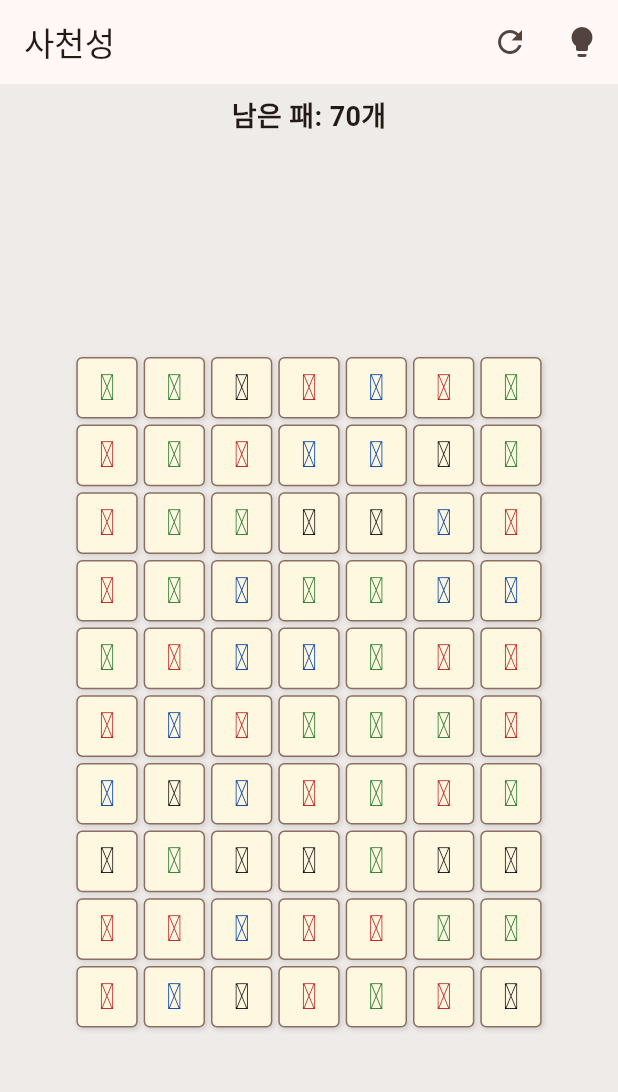
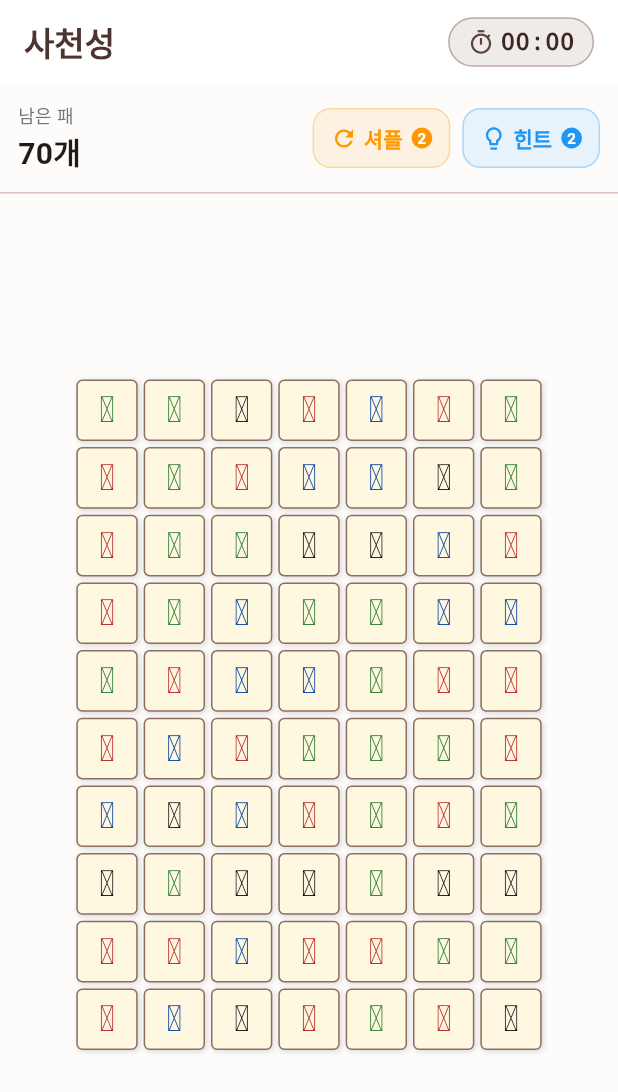
Before and after one commit to joyfoxg/sacheonseong, a Flutter app: the GameScreen screen opened directly, on a phone screen of 412 x 824 dp. Shown: the top 1092 px of the screen. Run offline on Flutter 3.47's test engine with Material 3 defaults, Android fonts, the phone set to English and light mode, and no system bars; our stand-ins replace audioplayers.

Commit message:
v1.0.0+2: 실시간 타이머, 아이템 버튼 디자인 및 횟수 제한 수정

```diff
--- a/lib/game_screen.dart
+++ b/lib/game_screen.dart
@@ -28,9 +28,14 @@ class _GameScreenState extends State<GameScreen> {
   // 상태 관리
   String _state = 'preparing'; // preparing, playing, finished
 
-  // 아이템
-  int _hintCount = 3;
-  int _shuffleCount = 3;
+  // 아이템 (최대 2회)
+  int _hintCount = 2;
+  int _shuffleCount = 2;
+
+  // 타이머 및 시간 측정
+  Stopwatch _stopwatch = Stopwatch();
+  Timer? _timer;
+  String _elapsedTime = "00:00";
 
   Timer? _pathClearTimer;
 
@@ -54,10 +59,31 @@ class _GameScreenState extends State<GameScreen> {
         retry++;
       }
       _state = 'playing';
-      _hintCount = 3;
-      _shuffleCount = 3;
+      _hintCount = 2;
+      _shuffleCount = 2;
       _selectedIndex = -1;
       _selectedPath = null;
+
+      // 타이머 초기화 및 시작
+      _stopwatch.reset();
+      _stopwatch.start();
+      _startTimer();
+    });
+  }
+
+  void _startTimer() {
+    _timer?.cancel();
+    _timer = Timer.periodic(const Duration(seconds: 1), (timer) {
+      if (!mounted || _state != 'playing') {
+        timer.cancel();
+        return;
+      }
+      setState(() {
+        final duration = _stopwatch.elapsed;
+        final minutes = duration.inMinutes.toString().padLeft(2, '0');
+        final seconds = (duration.inSeconds % 60).toString().padLeft(2, '0');
+        _elapsedTime = "$minutes:$seconds";
+      });
     });
   }
 
@@ -101,6 +127,8 @@ class _GameScreenState extends State<GameScreen> {
   @override
   void dispose() {
     _pathClearTimer?.cancel();
+    _timer?.cancel();
+    _stopwatch.stop();
     // BGM은 TitleScreen과 공유하므로 여기서 멈추지 않음
     super.dispose();
   }
@@ -117,35 +145,87 @@ class _GameScreenState extends State<GameScreen> {
         _showExitDialog();
       },
       child: Scaffold(
-        backgroundColor: const Color(0xFFEFEBE9), // 따뜻한 배경색
+        backgroundColor: const Color(0xFFFDFCFB), // 더 밝고 깨끗한 배경색
         appBar: AppBar(
-          title: const Text('사천성'),
+          title: const Text('사천성', style: TextStyle(fontWeight: FontWeight.bold)),
+          backgroundColor: Colors.white,
+          foregroundColor: Colors.brown[800],
+          elevation: 0,
           actions: [
-            IconButton(
-              icon: const Icon(Icons.refresh),
-              tooltip: '다시 섞기 ($_shuffleCount)',
-              onPressed: (_state == 'playing' && _shuffleCount > 0) ? _shuffleBoard : null,
+            // 실시간 시간 표시
+            Container(
+              margin: const EdgeInsets.symmetric(horizontal: 16, vertical: 8),
+              padding: const EdgeInsets.symmetric(horizontal: 12, vertical: 4),
+              decoration: BoxDecoration(
+                color: Colors.brown[50],
+                borderRadius: BorderRadius.circular(20),
+                border: Border.all(color: Colors.brown[200]!),
               ),
-            IconButton(
-              icon: const Icon(Icons.lightbulb),
-              tooltip: '힌트 ($_hintCount)',
-              onPressed: (_state == 'playing' && _hintCount > 0) ? _showHint : null,
+              child: Row(
+                children: [
+                   Icon(Icons.timer_outlined, size: 18, color: Colors.brown[700]),
+                   const SizedBox(width: 4),
+                   Text(
+                     _elapsedTime,
+                     style: TextStyle(
+                       color: Colors.brown[900],
+                       fontWeight: FontWeight.bold,
+                       fontSize: 16,
+                       fontFamily: 'monospace',
+                     ),
+                   ),
+                ],
+              ),
             ),
           ],
         ),
         body: SafeArea(
           child: Column(
             children: [
-            // 내 남은 패 & 상태
+              // 아이템 및 정보 영역
               Padding(
-              padding: const EdgeInsets.symmetric(vertical: 8.0),
-              child: Text(
-                _state == 'finished'
-                    ? "승리했습니다! 🏆"
-                    : "남은 패: $myRemaining개",
-                style: const TextStyle(fontSize: 18, fontWeight: FontWeight.bold),
+                padding: const EdgeInsets.all(12.0),
+                child: Row(
+                  mainAxisAlignment: MainAxisAlignment.spaceBetween,
+                  children: [
+                    // 남은 패 표시
+                    Column(
+                      crossAxisAlignment: CrossAxisAlignment.start,
+                      children: [
+                        Text(
+                          _state == 'finished' ? "Clear! 🏆" : "남은 패",
+                          style: TextStyle(color: Colors.grey[600], fontSize: 12),
+                        ),
+                        Text(
+                          "$myRemaining개",
+                          style: const TextStyle(fontSize: 20, fontWeight: FontWeight.bold),
+                        ),
+                      ],
+                    ),
+                    // 아이템 버튼들
+                    Row(
+                      children: [
+                        _buildItemButton(
+                          icon: Icons.refresh,
+                          label: "셔플",
+                          count: _shuffleCount,
+                          onPressed: (_state == 'playing' && _shuffleCount > 0) ? _shuffleBoard : null,
+                          color: Colors.orange,
+                        ),
+                        const SizedBox(width: 8),
+                        _buildItemButton(
+                          icon: Icons.lightbulb_outline,
+                          label: "힌트",
+                          count: _hintCount,
+                          onPressed: (_state == 'playing' && _hintCount > 0) ? _showHint : null,
+                          color: Colors.blue,
+                        ),
+                      ],
+                    ),
+                  ],
                 ),
               ),
+              const Divider(height: 1),
 
             // 게임 보드
             Expanded(
@@ -311,12 +391,57 @@ class _GameScreenState extends State<GameScreen> {
 
      if (remaining == 0) {
        _state = 'finished';
-       _showResultDialog('클리어 성공!! 🎉');
+       _stopwatch.stop();
+       _timer?.cancel();
+       _showResultDialog('클리어 성공!! 🎉\n소요 시간: $_elapsedTime');
      } else if (_logic.isDeadlock(_board)) {
        // 더 이상 깰 수 없음 -> 자동 섞기
        ScaffoldMessenger.of(context).showSnackBar(const SnackBar(content: Text("패가 꼬여서 자동으로 섞습니다!")));
        _shuffleBoard();
      }
+  }
+
+  Widget _buildItemButton({
+    required IconData icon,
+    required String label,
+    required int count,
+    required VoidCallback? onPressed,
+    required Color color,
+  }) {
+    bool isEnabled = onPressed != null;
+    return ElevatedButton(
+      onPressed: onPressed,
+      style: ElevatedButton.styleFrom(
+        backgroundColor: isEnabled ? color.withOpacity(0.1) : Colors.grey[100],
+        foregroundColor: isEnabled ? color : Colors.grey[400],
+        elevation: 0,
+        padding: const EdgeInsets.symmetric(horizontal: 12, vertical: 8),
+        shape: RoundedRectangleBorder(
+          borderRadius: BorderRadius.circular(12),
+          side: BorderSide(color: isEnabled ? color.withOpacity(0.3) : Colors.grey[300]!),
+        ),
+      ),
+      child: Row(
+        mainAxisSize: MainAxisSize.min,
+        children: [
+          Icon(icon, size: 18),
+          const SizedBox(width: 4),
+          Text(label, style: const TextStyle(fontWeight: FontWeight.bold)),
+          const SizedBox(width: 6),
+          Container(
+            padding: const EdgeInsets.all(4),
+            decoration: BoxDecoration(
+              color: isEnabled ? color : Colors.grey[300],
+              shape: BoxShape.circle,
+            ),
+            child: Text(
+              "$count",
+              style: const TextStyle(color: Colors.white, fontSize: 10, fontWeight: FontWeight.bold),
+            ),
+          ),
+        ],
+      ),
+    );
   }
 
   void _shuffleBoard() {
@@ -361,17 +486,23 @@ class _GameScreenState extends State<GameScreen> {
       context: context,
       barrierDismissible: false,
       builder: (context) => AlertDialog(
-        title: const Text('게임 종료'),
-        content: Text(message),
+        title: const Text('게임 종료', style: TextStyle(fontWeight: FontWeight.bold)),
+        content: Text(message, textAlign: TextAlign.center, style: const TextStyle(fontSize: 16)),
+        shape: RoundedRectangleBorder(borderRadius: BorderRadius.circular(20)),
         actions: [
-          TextButton(
+          Center(
+            child: ElevatedButton(
               onPressed: () {
                  Navigator.pop(context); // Close dialog
-               // In standalone app, this might just reset or exit depending on logic.
-               // For now, let's just reset the game as we don't have a menu to go back to yet.
                  _startGame();
               },
+              style: ElevatedButton.styleFrom(
+                backgroundColor: Colors.brown[700],
+                foregroundColor: Colors.white,
+                shape: RoundedRectangleBorder(borderRadius: BorderRadius.circular(12)),
+              ),
               child: const Text('다시 하기'),
+            ),
           ),
         ],
       ),
```
Lines whose indentation alone changed are shown as unchanged.
